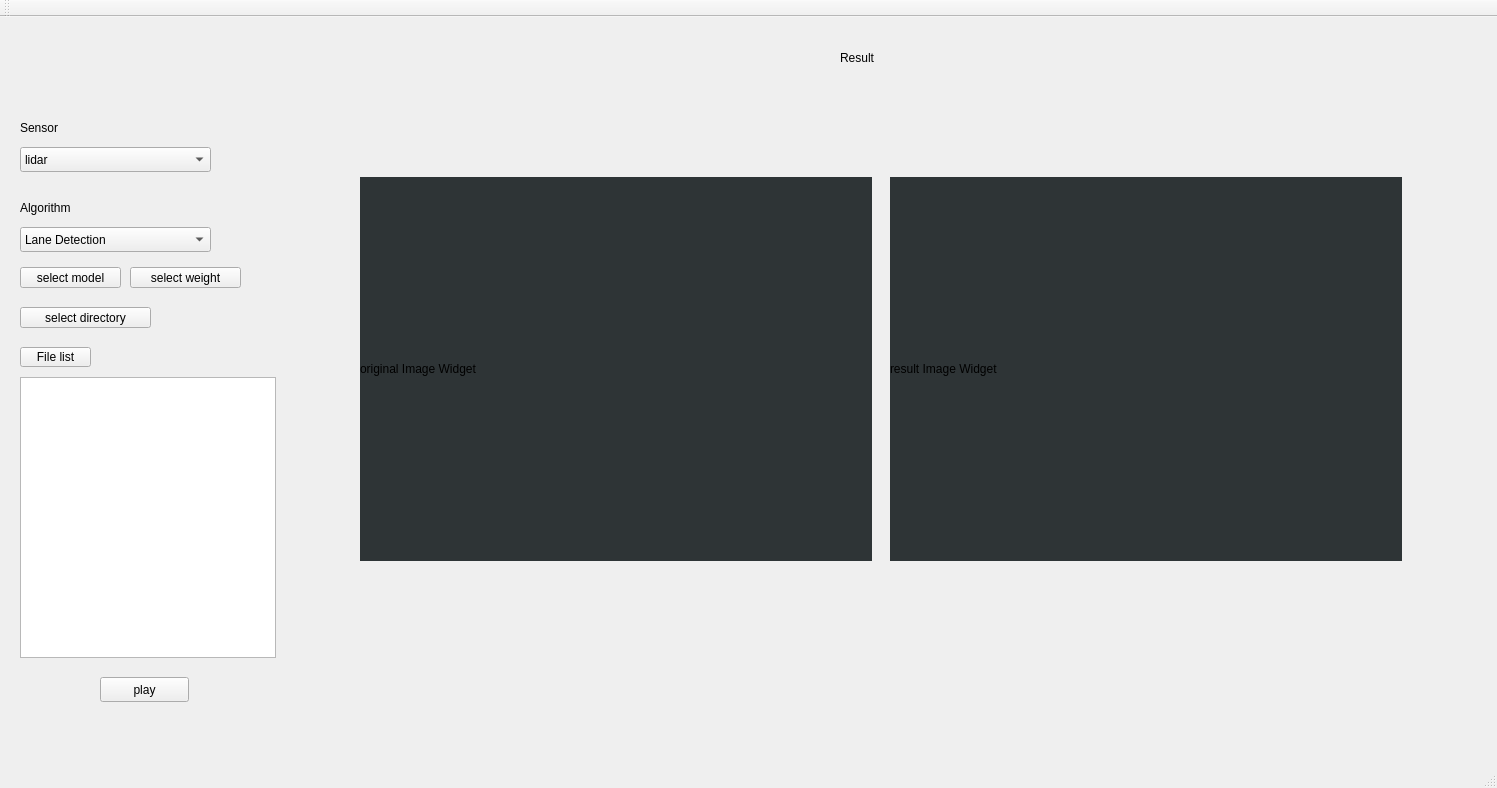
Above: GroundStation/AlgorithmTesting_ka/mainwindow.ui from kka-na/diva2 before the change. Below: the same form after it.
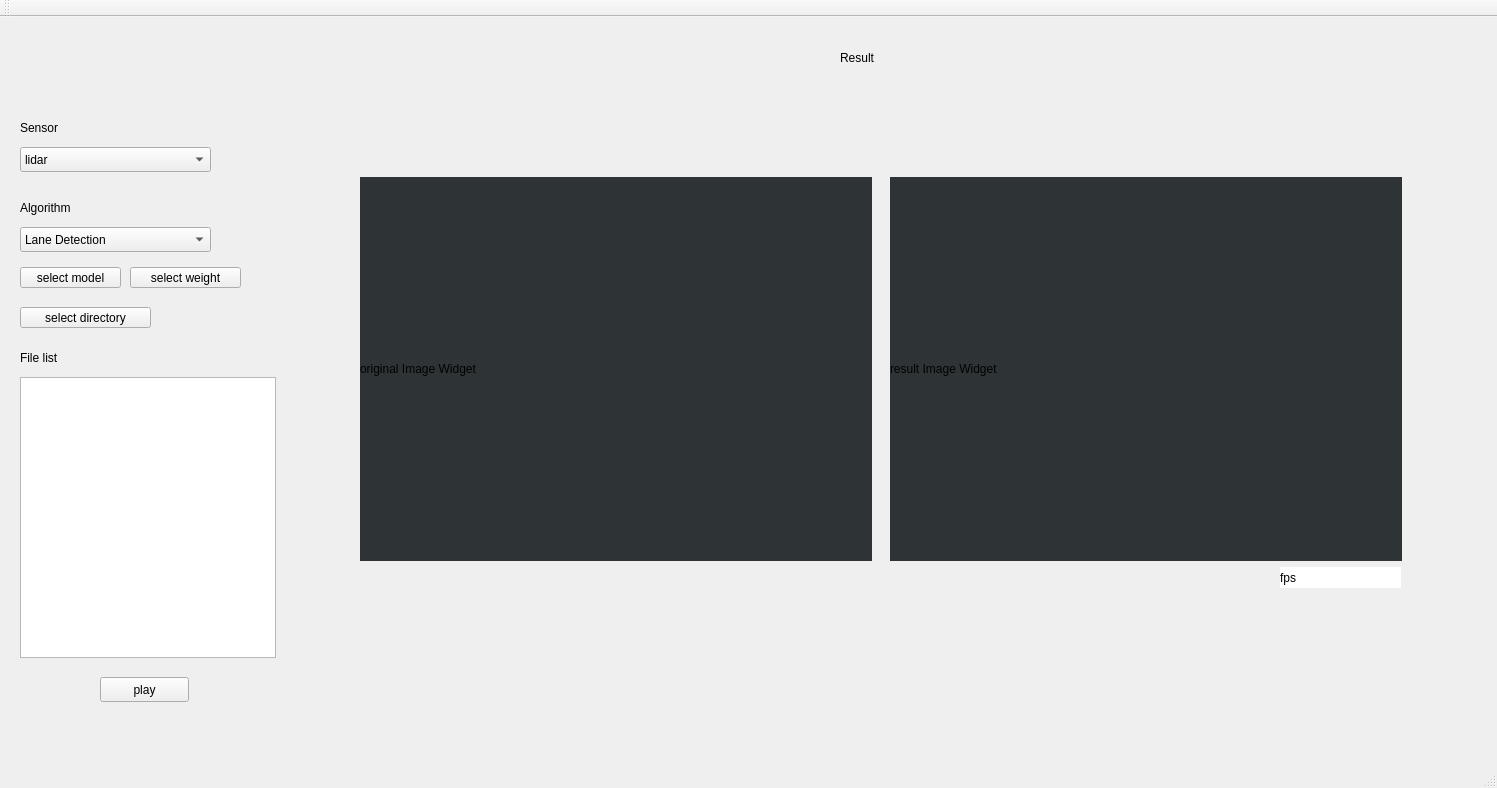
That is the form after the change.

What changed in the file:
```diff
--- a/GroundStation/AlgorithmTesting_ka/mainwindow.ui
+++ b/GroundStation/AlgorithmTesting_ka/mainwindow.ui
@@ -178,20 +178,7 @@
      <string>play</string>
     </property>
    </widget>
-   <widget class="QPushButton" name="pushButton_2">
-    <property name="geometry">
-     <rect>
-      <x>20</x>
-      <y>330</y>
-      <width>71</width>
-      <height>20</height>
-     </rect>
-    </property>
-    <property name="text">
-     <string>File list</string>
-    </property>
-   </widget>
-   <widget class="QPushButton" name="pushButton_select">
+   <widget class="QPushButton" name="pb_SelectDirectory">
     <property name="geometry">
      <rect>
       <x>20</x>
@@ -284,6 +271,36 @@
      <string>result Image Widget</string>
     </property>
    </widget>
+   <widget class="QLabel" name="label_FileList">
+    <property name="geometry">
+     <rect>
+      <x>20</x>
+      <y>330</y>
+      <width>71</width>
+      <height>21</height>
+     </rect>
+    </property>
+    <property name="text">
+     <string>File list</string>
+    </property>
+   </widget>
+   <widget class="QLabel" name="label_fps">
+    <property name="geometry">
+     <rect>
+      <x>1280</x>
+      <y>550</y>
+      <width>121</width>
+      <height>21</height>
+     </rect>
+    </property>
+    <property name="styleSheet">
+     <string notr="true">background-color: rgb(255, 255, 255);
+color: rgb(0, 0, 0);</string>
+    </property>
+    <property name="text">
+     <string>fps</string>
+    </property>
+   </widget>
   </widget>
   <widget class="QMenuBar" name="menubar">
    <property name="geometry">
```
Left out of the diff: 16 changed lines with no effect on the pictures.
